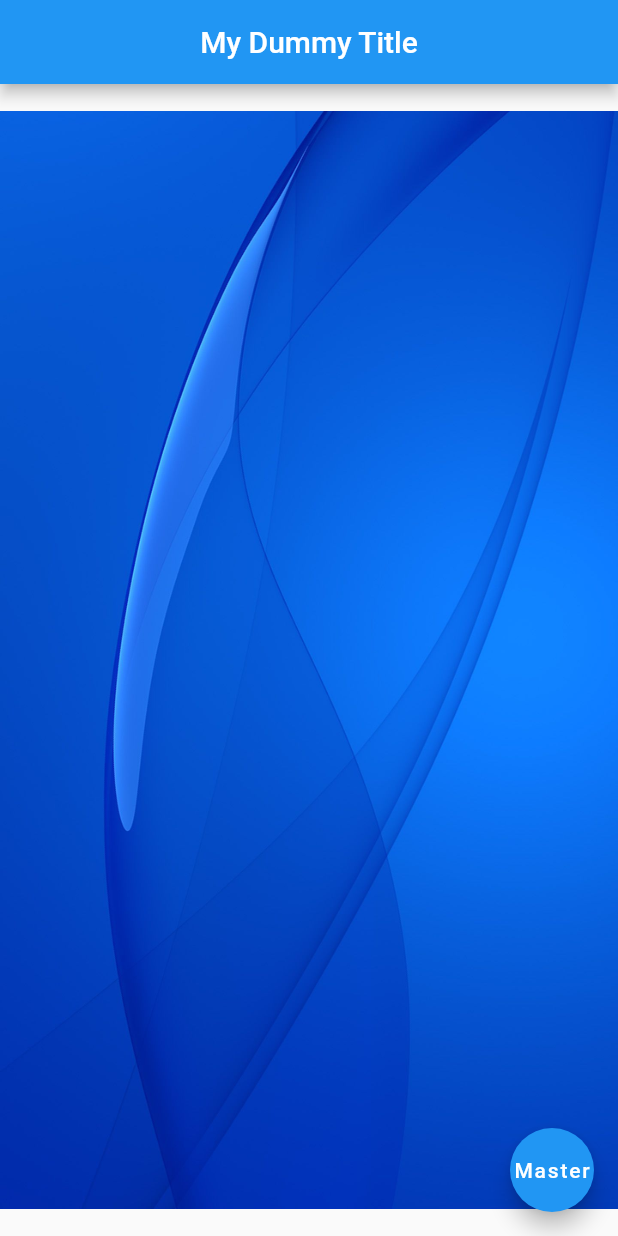
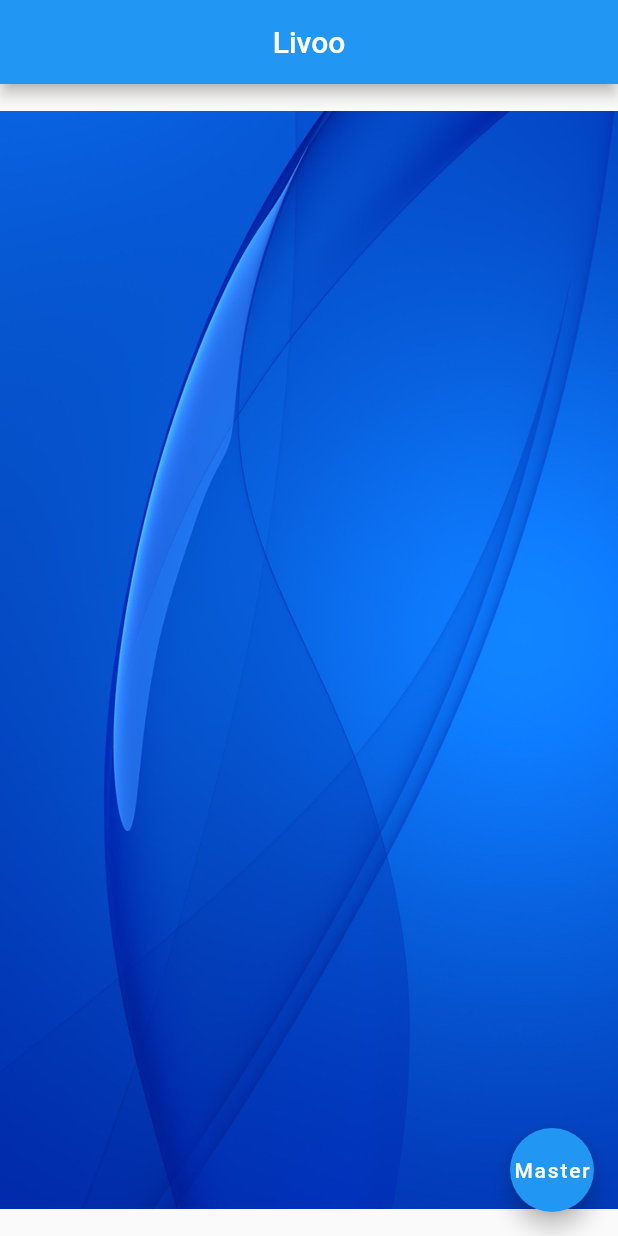
Before and after one commit to yashsdeshmukh/flutter_application_1, a Flutter app: the screen it shows after launch, on a phone screen of 412 x 824 dp. Run offline on Flutter 3.47's test engine with Material 2 defaults, Android fonts, the phone set to English and light mode, and no system bars.

Commit message:
Updated Title

```diff
--- a/lib/main.dart
+++ b/lib/main.dart
@@ -9,7 +9,7 @@ class Home extends StatelessWidget {
   Widget build(BuildContext context) {
     return Scaffold(
     appBar: AppBar(
-      title: Text('My Dummy Title'),
+      title: Text('Livoo'),
       centerTitle: true,
     ) ,
     body: Center(
```
